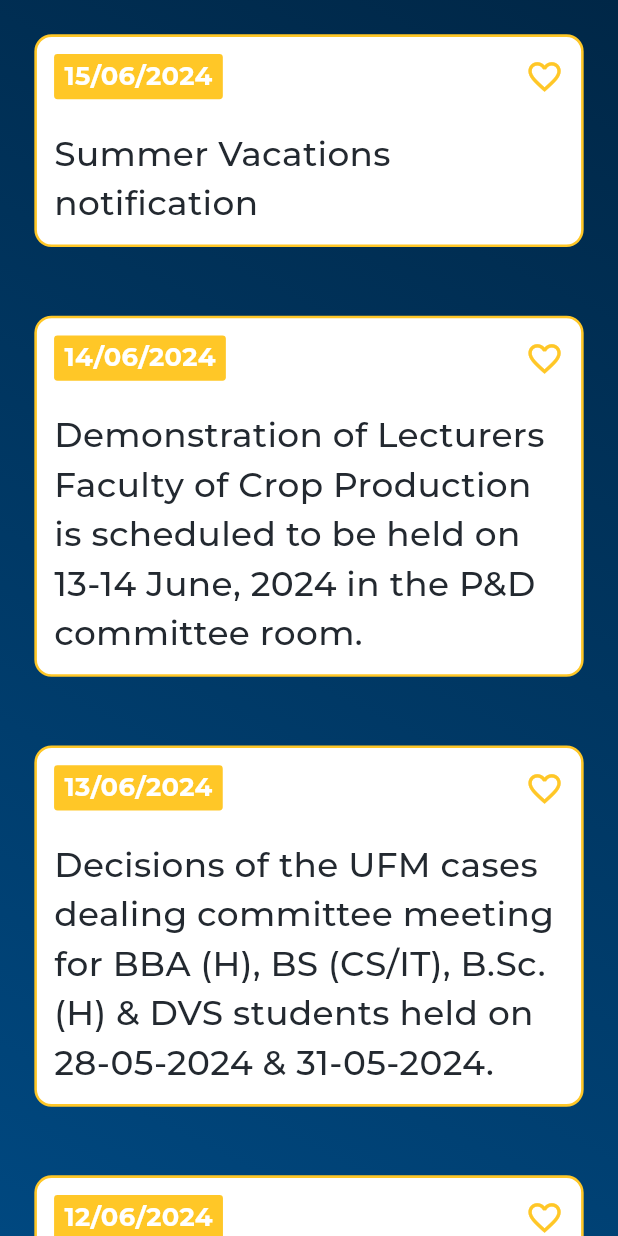
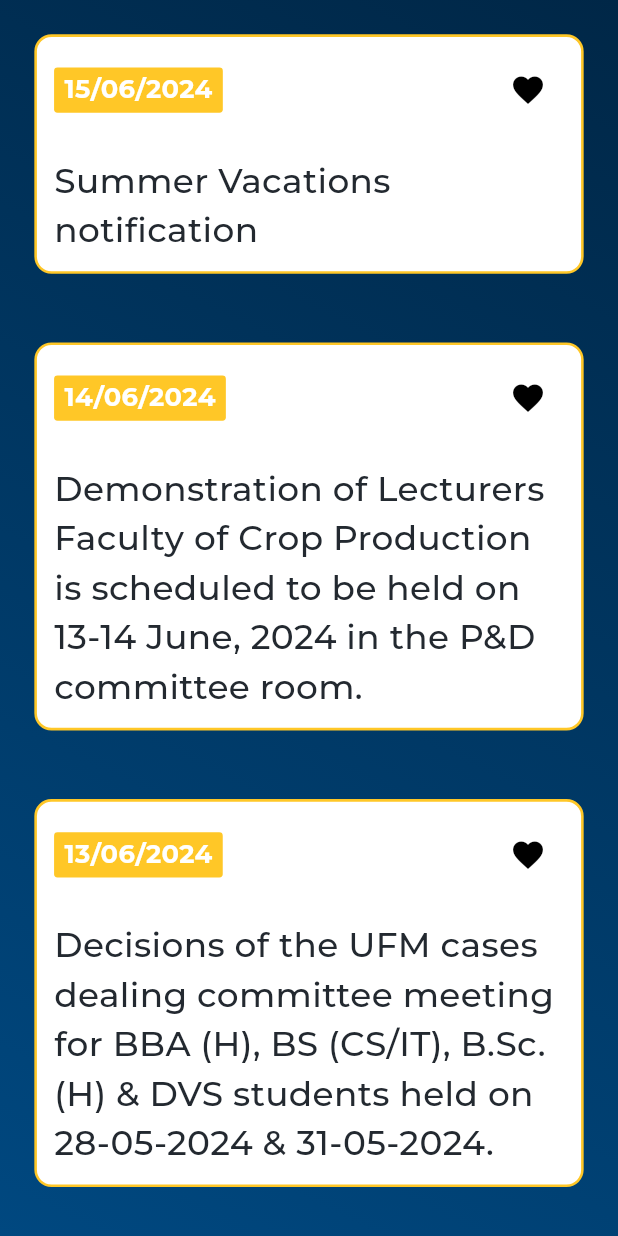
Before and after one commit to Faizan-glitch-os/student_potal_aup, a Flutter app: the NotificationsScreen screen opened directly, on a phone screen of 412 x 824 dp. Run offline on Flutter 3.47's test engine with Material 3 defaults, Android fonts, the phone set to English and light mode, and no system bars; our stand-ins replace animated_splash_screen, flutter_screenutil, lottie, page_transition, popover; project files that could hold a hidden picture were left out.

Commit message:
favorite button can change color on pressed

```diff
--- /dev/null
+++ b/lib/favorite_button_widget.dart
@@ -0,0 +1,43 @@
+import 'package:flutter/material.dart';
+
+import 'package:flutter_screenutil/flutter_screenutil.dart';
+
+class FavoriteButton extends StatefulWidget {
+  const FavoriteButton({
+    super.key,
+  });
+
+  @override
+  State<FavoriteButton> createState() => _FavoriteButtonState();
+}
+
+class _FavoriteButtonState extends State<FavoriteButton> {
+  bool icon = true;
+  Color iconColor = Colors.black;
+
+  void AddToFavorite() {
+    icon = !icon;
+    if (icon == true) {
+      setState(() {
+        iconColor = Colors.black;
+      });
+    } else {
+      setState(() {
+        iconColor = Color.fromRGBO(255, 199, 39, 1);
+      });
+    }
+  }
+
+  @override
+  Widget build(BuildContext context) {
+    return IconButton(
+      onPressed: () {
+        AddToFavorite();
+      },
+      icon: Icon(
+        Icons.favorite,
+        color: iconColor,
+      ),
+    );
+  }
+}
--- a/lib/show_news_widget.dart
+++ b/lib/show_news_widget.dart
@@ -2,6 +2,8 @@ import 'package:flutter/material.dart';
 import 'package:flutter_screenutil/flutter_screenutil.dart';
 
 import 'package:student_potal_aup/scaffold_background_widget.dart';
+
+import 'favorite_button_widget.dart';
 
 class ShowNewsWidget extends StatelessWidget {
   const ShowNewsWidget({super.key, required this.newsData});
@@ -97,14 +99,7 @@ class ShowNewsWidget extends StatelessWidget {
                       ),
                     ),
                     const Spacer(),
-                    Container(
-                      decoration: const BoxDecoration(shape: BoxShape.circle),
-                      child: Icon(
-                        Icons.favorite_border,
-                        size: 20.h,
-                        color: const Color.fromRGBO(255, 199, 39, 1),
-                      ),
-                    )
+                    FavoriteButton(),
                   ],
                 ),
                 SizedBox(height: 15.h),
```
